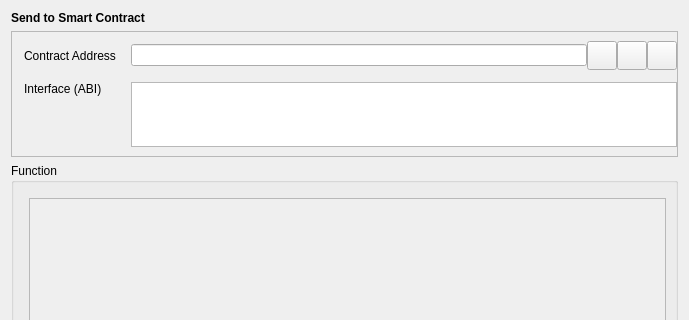
Qt form src/qt/forms/sendtocontract.ui (qtumproject/qtum) before a commit; both pictures show x 0 to 689 and y 0 to 320 of the 689 by 583 pixel window.
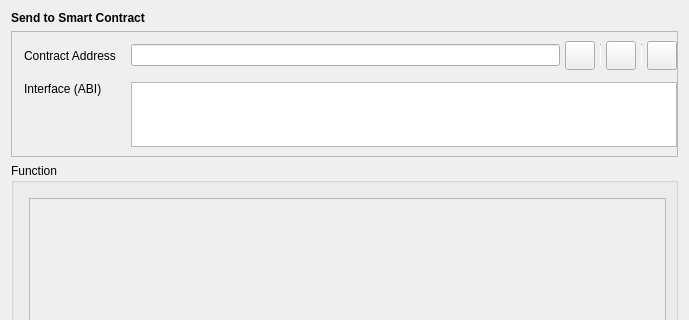
The same form after that commit. Custom widgets are drawn as their Qt base class.

Commit message: Add tool button vertical lines

The edit to the form file:
```diff
--- a/src/qt/forms/sendtocontract.ui
+++ b/src/qt/forms/sendtocontract.ui
@@ -80,6 +80,9 @@
             </property>
             <item row="0" column="2">
              <layout class="QHBoxLayout" name="horizontalLayout_2">
+              <property name="spacing">
+               <number>5</number>
+              </property>
               <item>
                <widget class="QValidatedLineEdit" name="lineEditContractAddress"/>
               </item>
@@ -99,6 +102,19 @@
                 </property>
                </widget>
               </item>
+              <item>
+               <widget class="Line" name="vLine">
+                <property name="maximumSize">
+                 <size>
+                  <width>1</width>
+                  <height>22</height>
+                 </size>
+                </property>
+                <property name="orientation">
+                 <enum>Qt::Vertical</enum>
+                </property>
+               </widget>
+              </item>
               <item>
                <widget class="QToolButton" name="pasteAddressButton">
                 <property name="toolTip">
@@ -115,6 +131,19 @@
                 </property>
                </widget>
               </item>
+              <item>
+               <widget class="Line" name="vLine2">
+                <property name="maximumSize">
+                 <size>
+                  <width>1</width>
+                  <height>22</height>
+                 </size>
+                </property>
+                <property name="orientation">
+                 <enum>Qt::Vertical</enum>
+                </property>
+               </widget>
+              </item>
               <item>
                <widget class="QToolButton" name="saveInfoButton">
                 <property name="toolTip">
@@ -419,6 +448,12 @@
    <extends>QLineEdit</extends>
    <header>qvalidatedlineedit.h</header>
   </customwidget>
+  <customwidget>
+   <class>BitcoinAmountField</class>
+   <extends>QLineEdit</extends>
+   <header>bitcoinamountfield.h</header>
+   <container>1</container>
+  </customwidget>
   <customwidget>
    <class>QValidatedTextEdit</class>
    <extends>QTextEdit</extends>
@@ -429,12 +464,6 @@
    <extends>QComboBox</extends>
    <header>addressfield.h</header>
   </customwidget>
-  <customwidget>
-   <class>BitcoinAmountField</class>
-   <extends>QLineEdit</extends>
-   <header>bitcoinamountfield.h</header>
-   <container>1</container>
-  </customwidget>
  </customwidgets>
  <resources/>
  <connections/>
```
The commit also changes 3 other files.
